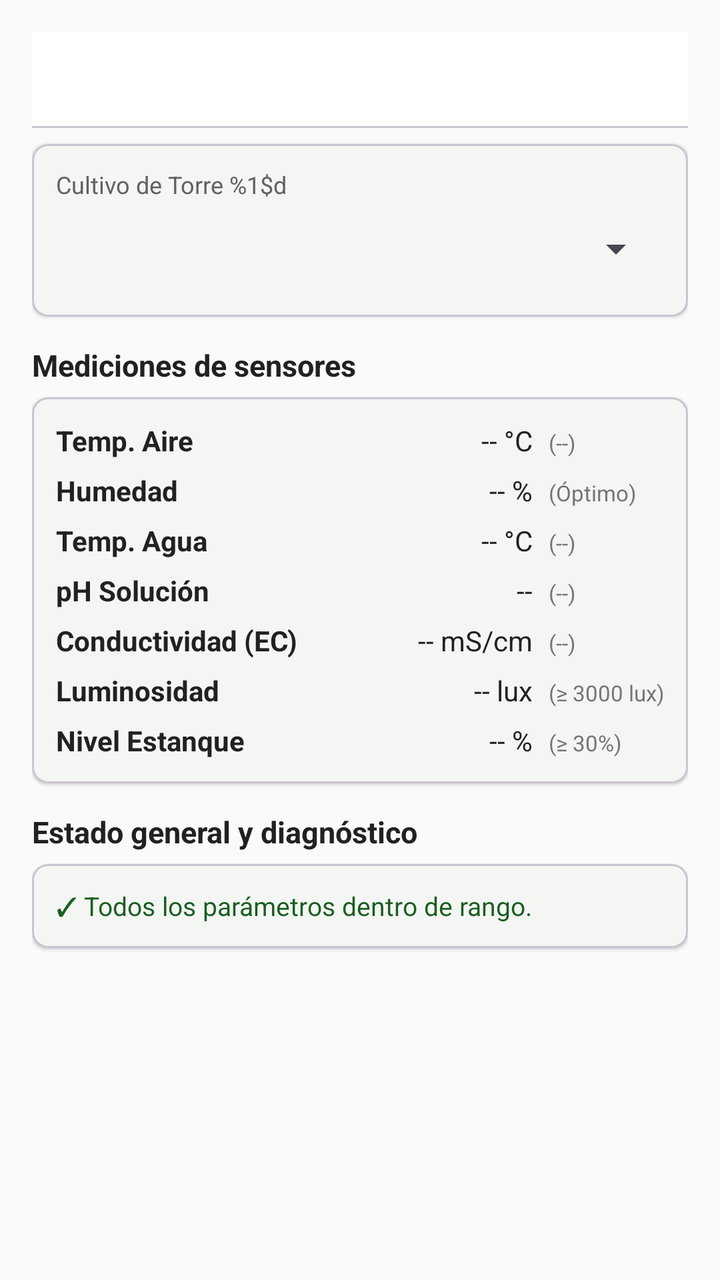
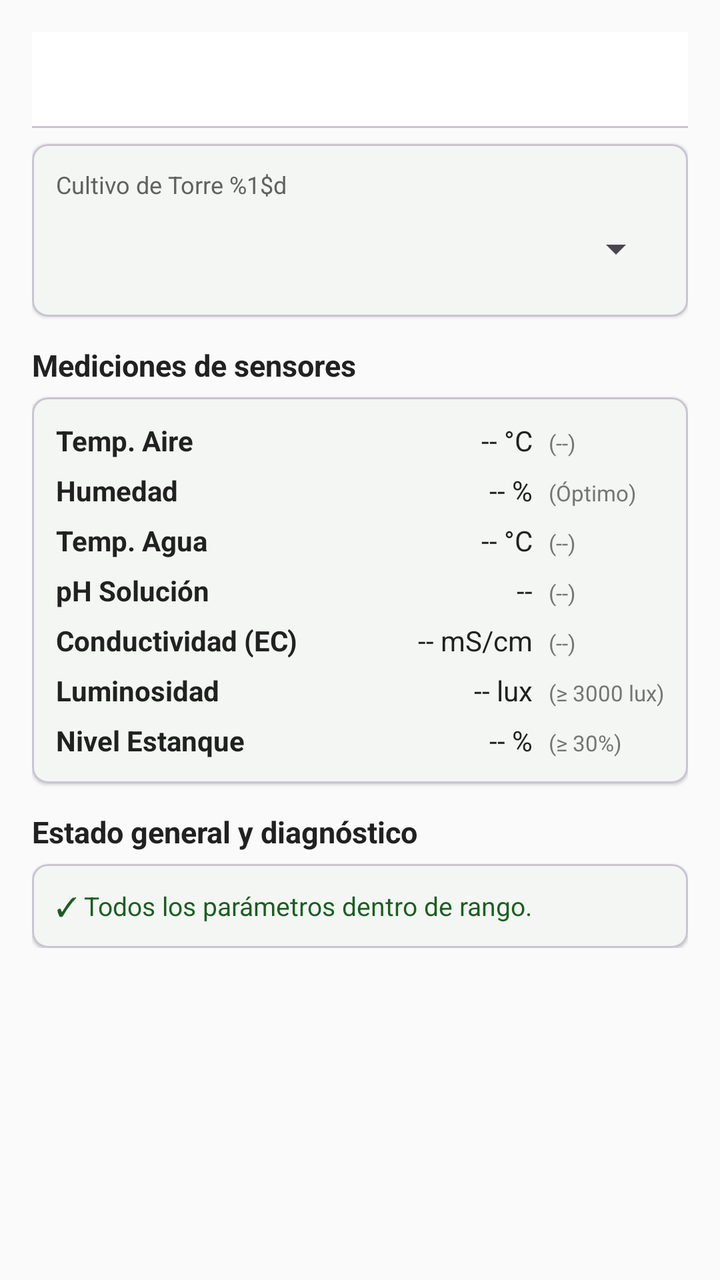

An Android layout rendered at two revisions. The XML below is the earlier revision; the diff shows what the commit changed to produce the second picture.
<!-- AndroidManifest.xml: application theme Theme.HidroSmart -->
<!-- res/layout/fragment_inicio.xml -->
<?xml version="1.0" encoding="utf-8"?>
<LinearLayout xmlns:android="http://schemas.android.com/apk/res/android"
    xmlns:app="http://schemas.android.com/apk/res-auto"
    android:layout_width="match_parent"
    android:layout_height="match_parent"
    android:background="@color/fondo_pantalla"
    android:orientation="vertical">

    
    <TextView
        android:id="@+id/tvBannerCorte"
        android:layout_width="match_parent"
        android:layout_height="wrap_content"
        android:background="@color/alerta_error"
        android:padding="8dp"
        android:text="@string/aviso_corte_datos"
        android:textAlignment="center"
        android:textColor="@color/white"
        android:textSize="12sp"
        android:textStyle="bold"
        android:visibility="gone" />

    <ScrollView
        android:layout_width="match_parent"
        android:layout_height="match_parent"
        android:fillViewport="true">

        <LinearLayout
            android:layout_width="match_parent"
            android:layout_height="wrap_content"
            android:orientation="vertical"
            android:padding="16dp">

            <com.google.android.material.tabs.TabLayout
                android:id="@+id/tabTorres"
                android:layout_width="match_parent"
                android:layout_height="wrap_content"
                app:tabIndicatorColor="@color/verde_primario"
                app:tabMode="fixed"
                app:tabSelectedTextColor="@color/verde_primario" />

            <com.google.android.material.card.MaterialCardView
                android:layout_width="match_parent"
                android:layout_height="wrap_content"
                android:layout_marginTop="8dp"
                app:cardCornerRadius="8dp"
                app:cardElevation="1dp">

                <LinearLayout
                    android:layout_width="match_parent"
                    android:layout_height="wrap_content"
                    android:orientation="vertical"
                    android:padding="12dp">

                    <TextView
                        android:id="@+id/tvLabelCultivo"
                        android:layout_width="wrap_content"
                        android:layout_height="wrap_content"
                        android:text="@string/inicio_cultivo_torre"
                        android:textColor="@color/texto_secundario"
                        android:textSize="12sp" />

                    <Spinner
                        android:id="@+id/spnCultivo"
                        android:layout_width="match_parent"
                        android:layout_height="44dp"
                        android:layout_marginTop="2dp" />

                    <TextView
                        android:id="@+id/tvAvisoSoloLectura"
                        android:layout_width="match_parent"
                        android:layout_height="wrap_content"
                        android:text="@string/inicio_demo_solo_lectura"
                        android:textColor="@color/texto_terciario"
                        android:textSize="12sp"
                        android:visibility="gone" />
                </LinearLayout>
            </com.google.android.material.card.MaterialCardView>

            <TextView
                android:layout_width="wrap_content"
                android:layout_height="wrap_content"
                android:layout_marginTop="14dp"
                android:text="@string/inicio_mediciones"
                android:textColor="@color/texto_principal"
                android:textSize="15sp"
                android:textStyle="bold" />

            <com.google.android.material.card.MaterialCardView
                android:layout_width="match_parent"
                android:layout_height="wrap_content"
                android:layout_marginTop="6dp"
                app:cardCornerRadius="8dp"
                app:cardElevation="1dp">

                <TableLayout
                    android:layout_width="match_parent"
                    android:layout_height="wrap_content"
                    android:padding="12dp"
                    android:stretchColumns="1">

                    <TableRow android:paddingBottom="6dp">
                        <TextView android:text="@string/inicio_temp_aire" android:textColor="@color/texto_principal" android:textStyle="bold" />
                        <TextView android:id="@+id/tvTempAire" android:gravity="end" android:text="@string/placeholder_temperatura" android:textColor="@color/texto_principal" />
                        <TextView android:id="@+id/tvRangoAire" android:layout_marginStart="8dp" android:text="@string/placeholder_rango" android:textColor="@color/texto_terciario" android:textSize="11sp" />
                    </TableRow>

                    <TableRow android:paddingBottom="6dp">
                        <TextView android:text="@string/inicio_humedad" android:textColor="@color/texto_principal" android:textStyle="bold" />
                        <TextView android:id="@+id/tvHumedad" android:gravity="end" android:text="@string/placeholder_humedad" android:textColor="@color/texto_principal" />
                        <TextView android:layout_marginStart="8dp" android:text="@string/inicio_optimo" android:textColor="@color/texto_terciario" android:textSize="11sp" />
                    </TableRow>

                    <TableRow android:paddingBottom="6dp">
                        <TextView android:text="@string/inicio_temp_agua" android:textColor="@color/texto_principal" android:textStyle="bold" />
                        <TextView android:id="@+id/tvTempAgua" android:gravity="end" android:text="@string/placeholder_temperatura" android:textColor="@color/texto_principal" />
                        <TextView android:id="@+id/tvRangoAgua" android:layout_marginStart="8dp" android:text="@string/placeholder_rango" android:textColor="@color/texto_terciario" android:textSize="11sp" />
                    </TableRow>

                    <TableRow android:paddingBottom="6dp">
                        <TextView android:text="@string/inicio_ph" android:textColor="@color/texto_principal" android:textStyle="bold" />
                        <TextView android:id="@+id/tvPh" android:gravity="end" android:text="@string/inicio_ph_placeholder" android:textColor="@color/texto_principal" />
                        <TextView android:id="@+id/tvRangoPh" android:layout_marginStart="8dp" android:text="@string/placeholder_rango" android:textColor="@color/texto_terciario" android:textSize="11sp" />
                    </TableRow>

                    <TableRow android:paddingBottom="6dp">
                        <TextView android:text="@string/inicio_ec" android:textColor="@color/texto_principal" android:textStyle="bold" />
                        <TextView android:id="@+id/tvEc" android:gravity="end" android:text="@string/placeholder_ec" android:textColor="@color/texto_principal" />
                        <TextView android:id="@+id/tvRangoEc" android:layout_marginStart="8dp" android:text="@string/placeholder_rango" android:textColor="@color/texto_terciario" android:textSize="11sp" />
                    </TableRow>

                    <TableRow android:paddingBottom="6dp">
                        <TextView android:text="@string/inicio_luminosidad" android:textColor="@color/texto_principal" android:textStyle="bold" />
                        <TextView android:id="@+id/tvLux" android:gravity="end" android:text="@string/placeholder_lux" android:textColor="@color/texto_principal" />
                        <TextView android:layout_marginStart="8dp" android:text="@string/inicio_lux_minimo" android:textColor="@color/texto_terciario" android:textSize="11sp" />
                    </TableRow>

                    <TableRow>
                        <TextView android:text="@string/inicio_nivel_estanque" android:textColor="@color/texto_principal" android:textStyle="bold" />
                        <TextView android:id="@+id/tvNivel" android:gravity="end" android:text="@string/placeholder_nivel" android:textColor="@color/texto_principal" />
                        <TextView android:layout_marginStart="8dp" android:text="@string/inicio_nivel_minimo" android:textColor="@color/texto_terciario" android:textSize="11sp" />
                    </TableRow>
                </TableLayout>
            </com.google.android.material.card.MaterialCardView>

            <TextView
                android:layout_width="wrap_content"
                android:layout_height="wrap_content"
                android:layout_marginTop="14dp"
                android:text="@string/inicio_diagnostico"
                android:textColor="@color/texto_principal"
                android:textSize="15sp"
                android:textStyle="bold" />

            <com.google.android.material.card.MaterialCardView
                android:layout_width="match_parent"
                android:layout_height="wrap_content"
                android:layout_marginTop="6dp"
                app:cardCornerRadius="8dp"
                app:cardElevation="1dp">

                <TextView
                    android:id="@+id/tvAlertas"
                    android:layout_width="match_parent"
                    android:layout_height="wrap_content"
                    android:lineSpacingExtra="3dp"
                    android:padding="12dp"
                    android:text="@string/alertas_todas_ok"
                    android:textColor="@color/alerta_ok"
                    android:textSize="13sp" />
            </com.google.android.material.card.MaterialCardView>

        </LinearLayout>
    </ScrollView>
</LinearLayout>
<!-- resources referenced by this layout -->
<resources>
  <color name="alerta_error">#B71C1C</color>
  <color name="alerta_ok">#1B5E20</color>
  <color name="fondo_pantalla">#FAFAFA</color>
  <color name="texto_principal">#212121</color>
  <color name="texto_secundario">#616161</color>
  <color name="texto_terciario">#757575</color>
  <color name="verde_primario">#1B5E20</color>
  <color name="white">#FFFFFFFF</color>
  <string name="alertas_todas_ok">✓ Todos los parámetros dentro de rango.</string>
  <string name="aviso_corte_datos">⚠ TELEMETRÍA EN PAUSA (SIMULACIÓN DE CORTE DE DATOS)</string>
  <string name="inicio_cultivo_torre">Cultivo de Torre %1$d</string>
  <string name="inicio_demo_solo_lectura">Modo Demo: usa Control &amp; Sim para interactuar con la simulación.</string>
  <string name="inicio_diagnostico">Estado general y diagnóstico</string>
  <string name="inicio_ec">Conductividad (EC)</string>
  <string name="inicio_humedad">Humedad</string>
  <string name="inicio_luminosidad">Luminosidad</string>
  <string name="inicio_lux_minimo">(≥ 3000 lux)</string>
  <string name="inicio_mediciones">Mediciones de sensores</string>
  <string name="inicio_nivel_estanque">Nivel Estanque</string>
  <string name="inicio_nivel_minimo" formatted="false">(≥ 30%)</string>
  <string name="inicio_optimo">(Óptimo)</string>
  <string name="inicio_ph">pH Solución</string>
  <string name="inicio_ph_placeholder">--</string>
  <string name="inicio_temp_agua">Temp. Agua</string>
  <string name="inicio_temp_aire">Temp. Aire</string>
  <string name="placeholder_ec">-- mS/cm</string>
  <string name="placeholder_humedad" formatted="false">-- %</string>
  <string name="placeholder_lux">-- lux</string>
  <string name="placeholder_nivel" formatted="false">-- %</string>
  <string name="placeholder_rango">(--)</string>
  <string name="placeholder_temperatura">-- °C</string>
  <style name="Theme.HidroSmart" parent="Base.Theme.HidroSmart" />
  <style name="Base.Theme.HidroSmart" parent="Theme.Material3.DayNight.NoActionBar">
          <item name="colorPrimary">@color/verde_primario</item>
          <item name="colorPrimaryVariant">@color/verde_primario_variante</item>
          <item name="colorOnPrimary">@color/white</item>
          <item name="colorSecondary">@color/verde_secundario</item>
          <item name="colorOnSecondary">@color/white</item>
          <item name="colorSurface">@color/superficie_tarjeta</item>
          <item name="colorOnSurface">@color/texto_principal</item>
          <item name="colorSurfaceVariant">@color/fondo_pantalla</item>
          <item name="colorOnSurfaceVariant">@color/texto_secundario</item>
          <item name="colorOutline">@color/divisor</item>
          <item name="colorError">@color/alerta_error</item>
          <item name="colorOnError">@color/white</item>
          <item name="android:statusBarColor">@color/verde_primario</item>
          <item name="android:windowLightStatusBar">false</item>
          <item name="android:navigationBarColor">@color/fondo_pantalla</item>
          <item name="android:windowLightNavigationBar">true</item>
          <item name="android:windowBackground">@color/fondo_pantalla</item>
      </style>
  <color name="verde_primario_variante">#003300</color>
  <color name="verde_secundario">#2E7D32</color>
  <color name="superficie_tarjeta">#FFFFFF</color>
  <color name="divisor">#E0E0E0</color>
</resources>

<!-- the commit's change to res/layout/fragment_inicio.xml (unified diff, before → after) -->
@@ -30,6 +30,23 @@
             android:layout_height="wrap_content"
             android:orientation="vertical"
             android:padding="16dp">
+
+            <TextView
+                android:id="@+id/tvSinDatosReales"
+                android:layout_width="match_parent"
+                android:layout_height="wrap_content"
+                android:background="@color/superficie_tarjeta"
+                android:padding="16dp"
+                android:text="@string/inicio_sin_datos_reales"
+                android:textColor="@color/texto_secundario"
+                android:textSize="14sp"
+                android:visibility="gone" />
+
+            <LinearLayout
+                android:id="@+id/layoutDatosHuerto"
+                android:layout_width="match_parent"
+                android:layout_height="wrap_content"
+                android:orientation="vertical">
 
             <com.google.android.material.tabs.TabLayout
                 android:id="@+id/tabTorres"
@@ -170,6 +187,8 @@
                     android:textSize="13sp" />
             </com.google.android.material.card.MaterialCardView>
 
+            </LinearLayout>
+
         </LinearLayout>
     </ScrollView>
 </LinearLayout>
<!-- resource entries referenced after the edit -->
@@ -23,6 +23,7 @@
   <string name="inicio_optimo">(Óptimo)</string>
   <string name="inicio_ph">pH Solución</string>
   <string name="inicio_ph_placeholder">--</string>
+  <string name="inicio_sin_datos_reales">Sin conexión a una torre real. Las mediciones y alertas aparecerán cuando se reciban datos del sistema.</string>
   <string name="inicio_temp_agua">Temp. Agua</string>
   <string name="inicio_temp_aire">Temp. Aire</string>
   <string name="placeholder_ec">-- mS/cm</string>
